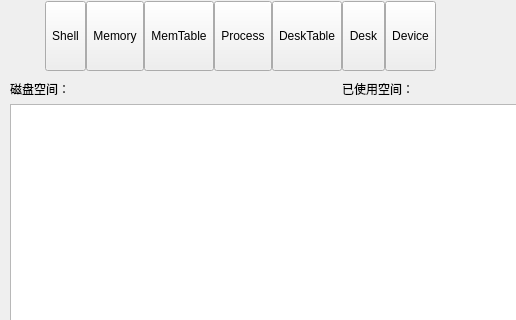
asapple/analog-operating-system, file UI/form/frmmain.ui: the form before one commit; both pictures show x 0 to 516 and y 0 to 320 of the 1010 by 600 pixel window.
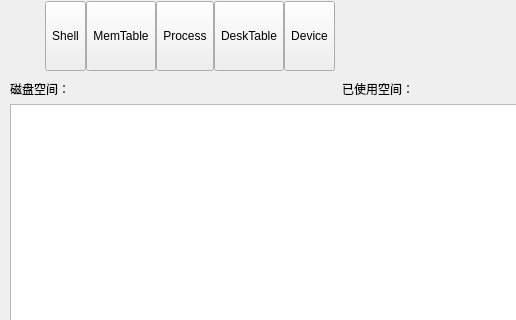
The form after the commit. Icons and pictures are not drawn.

Commit message: 删除了memory和desk文本ui按钮

The edit to the form file:
```diff
--- a/UI/form/frmmain.ui
+++ b/UI/form/frmmain.ui
@@ -114,26 +114,6 @@
            </property>
           </widget>
          </item>
-         <item>
-          <widget class="QToolButton" name="btnConfig">
-           <property name="sizePolicy">
-            <sizepolicy hsizetype="Fixed" vsizetype="Expanding">
-             <horstretch>0</horstretch>
-             <verstretch>0</verstretch>
-            </sizepolicy>
-           </property>
-           <property name="text">
-            <string>Memory</string>
-           </property>
-           <property name="icon">
-            <iconset resource="../other/main.qrc">
-             <normaloff>:/image/main_config.png</normaloff>:/image/main_config.png</iconset>
-           </property>
-           <property name="toolButtonStyle">
-            <enum>Qt::ToolButtonTextUnderIcon</enum>
-           </property>
-          </widget>
-         </item>
          <item>
           <widget class="QToolButton" name="MemTabletoolButton">
            <property name="sizePolicy">
@@ -197,29 +177,6 @@
            </property>
           </widget>
          </item>
-         <item>
-          <widget class="QToolButton" name="btnHelp">
-           <property name="sizePolicy">
-            <sizepolicy hsizetype="Fixed" vsizetype="Expanding">
-             <horstretch>0</horstretch>
-             <verstretch>0</verstretch>
-            </sizepolicy>
-           </property>
-           <property name="styleSheet">
-            <string notr="true"/>
-           </property>
-           <property name="text">
-            <string>Desk</string>
-           </property>
-           <property name="icon">
-            <iconset resource="../other/main.qrc">
-             <normaloff>:/image/main_person.png</normaloff>:/image/main_person.png</iconset>
-           </property>
-           <property name="toolButtonStyle">
-            <enum>Qt::ToolButtonTextUnderIcon</enum>
-           </property>
-          </widget>
-         </item>
          <item>
           <widget class="QToolButton" name="btnExit">
            <property name="sizePolicy">
```
The commit also changes 1 other file.
